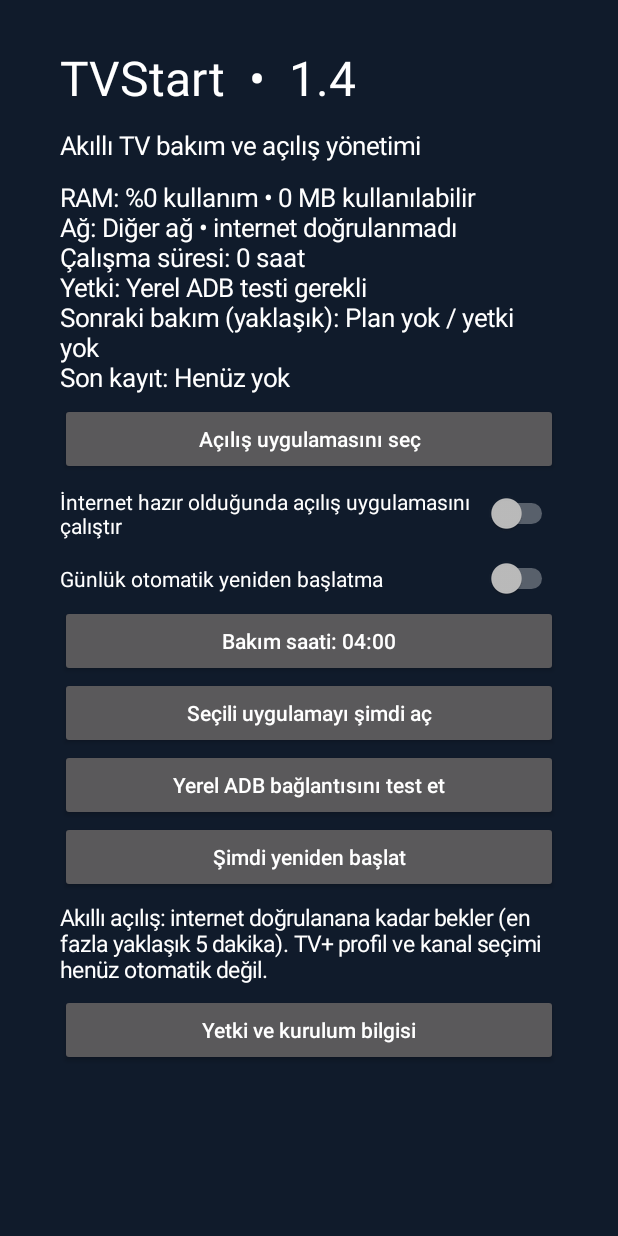
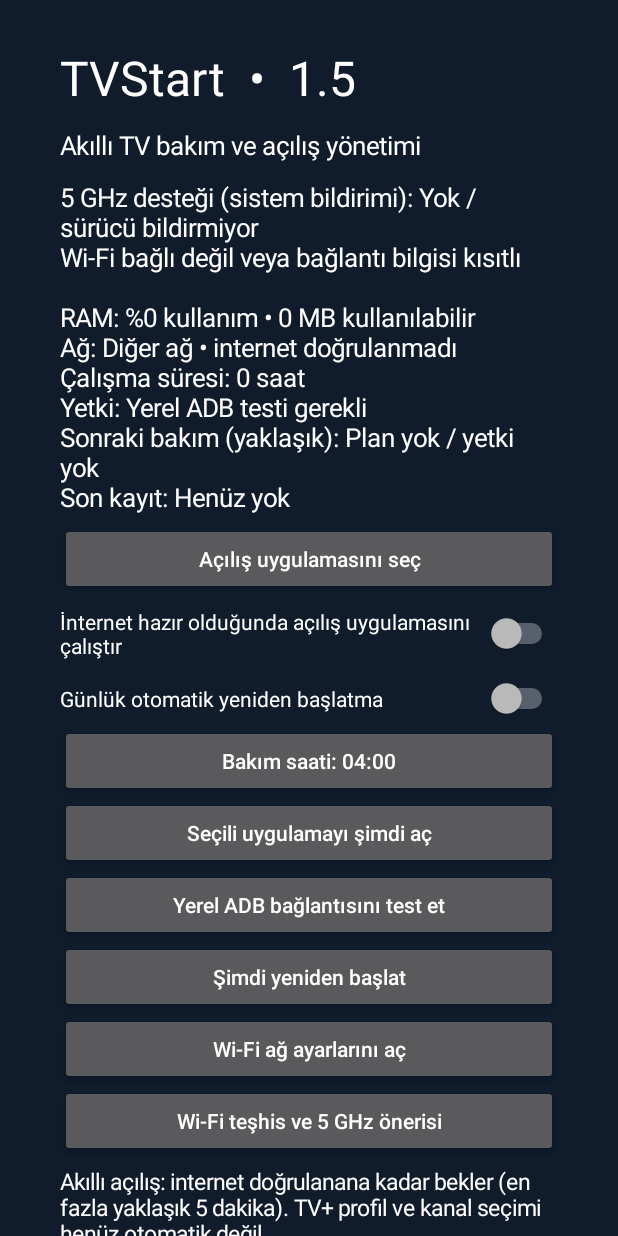
Before and after one commit to hizmetall-sys/tvstart, an Android app: the screen it shows after launch (MainActivity), on a phone screen of 412 x 824 dp. Run offline under Robolectric (Android 15) with nearby library versions, the phone set to English and light mode, and no system bars.

Commit message:
TVStart 1.5 MainActivity.java

```diff
--- a/app/src/main/java/com/hizmetall/tvstart/MainActivity.java
+++ b/app/src/main/java/com/hizmetall/tvstart/MainActivity.java
@@ -4,6 +4,8 @@ import android.content.*;
 import android.content.pm.*;
 import android.graphics.Color;
 import android.net.*;
+import android.net.wifi.WifiManager;
+import android.net.wifi.WifiInfo;
 import android.os.*;
 import android.view.*;
 import android.widget.*;
@@ -16,7 +18,7 @@ public class MainActivity extends Activity {
     TextView label(String s,int size){TextView t=new TextView(this);t.setText(s);t.setTextSize(size);t.setTextColor(Color.WHITE);t.setPadding(0,dp(6),0,dp(6));return t;}
     Button btn(String s,View.OnClickListener l){Button b=new Button(this);b.setText(s);b.setAllCaps(false);b.setOnClickListener(l);return b;}
     @Override public void onCreate(Bundle b){super.onCreate(b);ScrollView sc=new ScrollView(this);sc.setFillViewport(true);sc.setBackgroundColor(0xff101b2b);LinearLayout root=new LinearLayout(this);root.setOrientation(1);root.setPadding(dp(40),dp(24),dp(40),dp(24));sc.addView(root);setContentView(sc);
-        root.addView(label("TVStart  •  1.4",32));root.addView(label("Akıllı TV bakım ve açılış yönetimi",17));status=label("",17);root.addView(status);
+        root.addView(label("TVStart  •  1.5",32));root.addView(label("Akıllı TV bakım ve açılış yönetimi",17));status=label("",17);root.addView(status);
         choose=btn("Açılış uygulamasını seç",v->pick());root.addView(choose);
         auto=new Switch(this);auto.setText("İnternet hazır olduğunda açılış uygulamasını çalıştır");auto.setTextColor(Color.WHITE);auto.setPadding(0,dp(8),0,dp(8));auto.setChecked(Engine.prefs(this).getBoolean("auto",false));auto.setOnCheckedChangeListener((v,on)->{Engine.prefs(this).edit().putBoolean("auto",on).apply();refresh();});root.addView(auto);
         daily=new Switch(this);daily.setText("Günlük otomatik yeniden başlatma");daily.setTextColor(Color.WHITE);daily.setPadding(0,dp(8),0,dp(8));daily.setChecked(Engine.prefs(this).getBoolean("daily",false));daily.setOnCheckedChangeListener((v,on)->{Engine.prefs(this).edit().putBoolean("daily",on).apply();Engine.schedule(this);refresh();});root.addView(daily);
@@ -24,9 +26,25 @@ public class MainActivity extends Activity {
         root.addView(btn("Seçili uygulamayı şimdi aç",v->{if(!Engine.open(this))toast("Uygulama açılamadı");refresh();}));
         root.addView(btn("Yerel ADB bağlantısını test et",v->{v.setEnabled(false);toast("ADB bağlantısı deneniyor. İzin sorulursa her zaman izin ver seçeneğini işaretleyin.");new Thread(()->{boolean ok=false;String msg;try{ok=LocalAdb.test(this);msg=ok?"Yerel ADB bağlantısı başarılı":"ADB testi başarısız";}catch(Exception e){msg="ADB: "+e.getMessage();}Engine.prefs(this).edit().putBoolean("adb",ok).apply();Engine.log(this,msg);Engine.schedule(this);final String result=msg;h.post(()->{v.setEnabled(true);toast(result);refresh();});}).start();}));
         root.addView(btn("Şimdi yeniden başlat",v->{if(!Engine.ready(this)){toast("Önce yerel ADB bağlantısını test edin.");return;}new AlertDialog.Builder(this).setTitle("Cihaz yeniden başlatılsın mı?").setNegativeButton("Vazgeç",null).setPositiveButton("Yeniden başlat",(d,w)->{new Thread(()->{boolean ok=Engine.reboot(this);h.post(()->{if(!ok)toast("İşlem başarısız; son kaydı kontrol edin");refresh();});}).start();}).show();}));
+        root.addView(btn("Wi-Fi ağ ayarlarını aç",v->{try{startActivity(new Intent(android.provider.Settings.ACTION_WIFI_SETTINGS));}catch(Exception e){try{startActivity(new Intent(android.provider.Settings.ACTION_SETTINGS));}catch(Exception ex){toast("Cihaz ayarları > Ağ ve İnternet");}}}));
+        root.addView(btn("Wi-Fi teşhis ve 5 GHz önerisi",v->new AlertDialog.Builder(this).setTitle("Wi-Fi bağlantı analizi").setMessage(wifiReport()+"\n\n5 GHz görünmüyorsa modeminizde 36 (5180 MHz) kanalını ve 40 MHz genişliği deneyin. 2.4 ve 5 GHz ağ isimlerini ayırın. TVStart ülke kodunu veya ağ ayarlarını zorla değiştirmez.").setPositiveButton("Tamam",null).show()));
         root.addView(label("Akıllı açılış: internet doğrulanana kadar bekler (en fazla yaklaşık 5 dakika). TV+ profil ve kanal seçimi henüz otomatik değil.",15));
         root.addView(btn("Yetki ve kurulum bilgisi",v->new AlertDialog.Builder(this).setTitle("Yeniden başlatma yetkisi").setMessage("Geliştirici seçeneklerinde ağ ADB etkin olmalı (5555). Yerel ADB testini çalıştırın ve Android izin penceresini onaylayın. Cihazı sıfırlamayın. ADB portunu internete açmayın.").setPositiveButton("Tamam",null).show()));
         Engine.schedule(this);refresh();choose.requestFocus();
+    }
+    @SuppressWarnings("deprecation")
+    private String wifiReport(){
+        try{WifiManager wm=(WifiManager)getApplicationContext().getSystemService(Context.WIFI_SERVICE);
+            if(wm==null)return "Wi-Fi bilgisi alınamadı";
+            WifiInfo wi=wm.getConnectionInfo();boolean five=wm.is5GHzBandSupported();
+            String support="5 GHz desteği (sistem bildirimi): "+(five?"Var":"Yok / sürücü bildirmiyor");
+            if(wi==null||wi.getNetworkId()==-1)return support+"\nWi-Fi bağlı değil veya bağlantı bilgisi kısıtlı";
+            int f=wi.getFrequency(),rssi=wi.getRssi(),speed=wi.getLinkSpeed();
+            String band=f>=5925&&f<=7125?"6 GHz":f>=4900&&f<5925?"5 GHz":f>=2400&&f<2500?"2.4 GHz":"Bilinmiyor";
+            int channel=f==2484?14:f>=2412&&f<=2472?(f-2407)/5:f>=5000&&f<5925?(f-5000)/5:f>=5955&&f<=7115?(f-5950)/5:0;
+            String signal=rssi<=-127||rssi>=0?"Bilinmiyor":rssi+" dBm ("+(rssi>=-60?"İyi":rssi>=-70?"Orta":"Zayıf")+")";
+            return support+"\nBant: "+band+(f>0?" • "+f+" MHz":"")+(channel>0?" • Kanal "+channel:"")+"\nSinyal: "+signal+" • Bağlantı hızı: "+(speed>0?speed+" Mbps":"Bilinmiyor");
+        }catch(RuntimeException ex){return "Wi-Fi bilgisi alınamadı: "+ex.getClass().getSimpleName();}
     }
     private void toast(String s){Toast.makeText(this,s,Toast.LENGTH_LONG).show();}
     @Override protected void onResume(){super.onResume();h.removeCallbacks(refreshLoop);h.post(refreshLoop);}
@@ -34,7 +52,7 @@ public class MainActivity extends Activity {
     private void refresh(){if(status==null)return;ActivityManager.MemoryInfo m=new ActivityManager.MemoryInfo();getSystemService(ActivityManager.class).getMemoryInfo(m);long used=m.totalMem>0?100*(m.totalMem-m.availMem)/m.totalMem:0;
         ConnectivityManager cm=getSystemService(ConnectivityManager.class);Network n=cm.getActiveNetwork();NetworkCapabilities cap=n==null?null:cm.getNetworkCapabilities(n);String net=cap==null?"Bağlantı yok":(cap.hasTransport(NetworkCapabilities.TRANSPORT_WIFI)?"Wi-Fi":"Diğer ağ")+(cap.hasCapability(NetworkCapabilities.NET_CAPABILITY_VALIDATED)?" • internet doğrulandı":" • internet doğrulanmadı");
         long next=Engine.prefs(this).getLong("next",0);String planned=next==0?"Plan yok / yetki yok":new java.text.SimpleDateFormat("dd.MM HH:mm",Locale.getDefault()).format(new Date(next));
-        status.setText("RAM: %"+used+" kullanım • "+(m.availMem/1048576)+" MB kullanılabilir\nAğ: "+net+"\nÇalışma süresi: "+(SystemClock.elapsedRealtime()/3600000)+" saat\nYetki: "+(Engine.owner(this)?"Cihaz sahibi etkin":(Engine.ready(this)?"Yerel ADB onaylandı":"Yerel ADB testi gerekli"))+"\nSonraki bakım (yaklaşık): "+planned+"\nSon kayıt: "+Engine.prefs(this).getString("last","Henüz yok"));
+        status.setText(wifiReport()+"\n\nRAM: %"+used+" kullanım • "+(m.availMem/1048576)+" MB kullanılabilir\nAğ: "+net+"\nÇalışma süresi: "+(SystemClock.elapsedRealtime()/3600000)+" saat\nYetki: "+(Engine.owner(this)?"Cihaz sahibi etkin":(Engine.ready(this)?"Yerel ADB onaylandı":"Yerel ADB testi gerekli"))+"\nSonraki bakım (yaklaşık): "+planned+"\nSon kayıt: "+Engine.prefs(this).getString("last","Henüz yok"));
         time.setText(String.format(Locale.ROOT,"Bakım saati: %02d:%02d",Engine.prefs(this).getInt("hour",4),Engine.prefs(this).getInt("minute",0)));String pkg=Engine.prefs(this).getString("package","");choose.setText(pkg.isEmpty()?"Açılış uygulamasını seç":"Açılış: "+Engine.prefs(this).getString("label",pkg));
     }
     private void pick(){PackageManager pm=getPackageManager();LinkedHashMap<String,String> apps=new LinkedHashMap<>();for(String category:new String[]{Intent.CATEGORY_LEANBACK_LAUNCHER,Intent.CATEGORY_LAUNCHER}){for(ResolveInfo ri:pm.queryIntentActivities(new Intent(Intent.ACTION_MAIN).addCategory(category),0)){String p=ri.activityInfo.packageName;if(!p.equals(getPackageName()))apps.put(p,ri.loadLabel(pm).toString());}}
```
